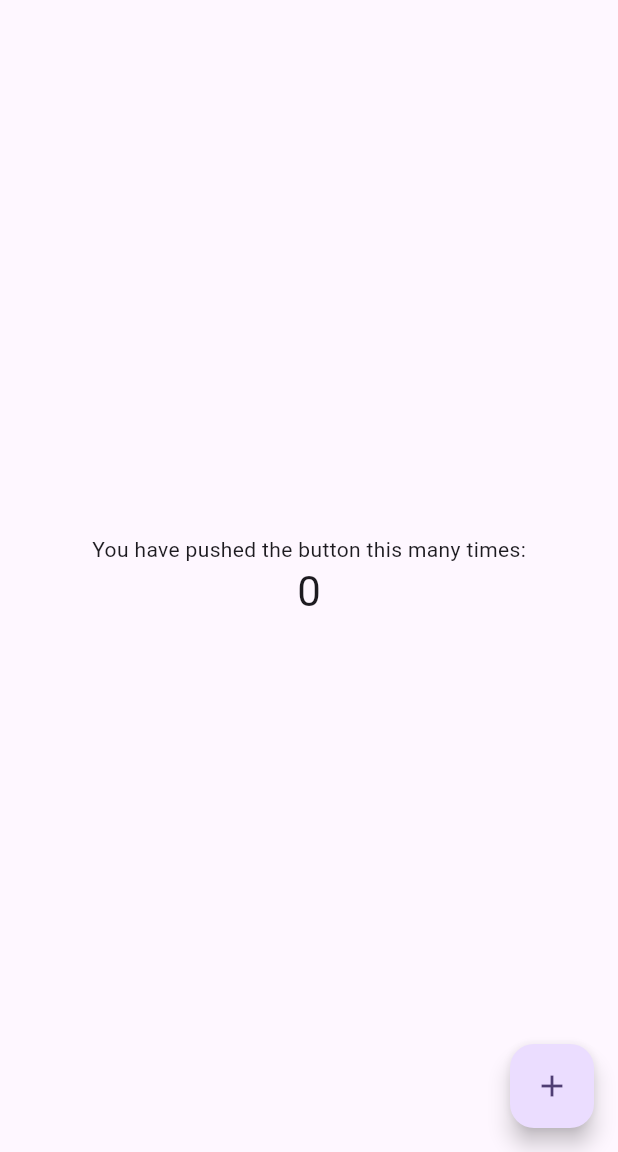
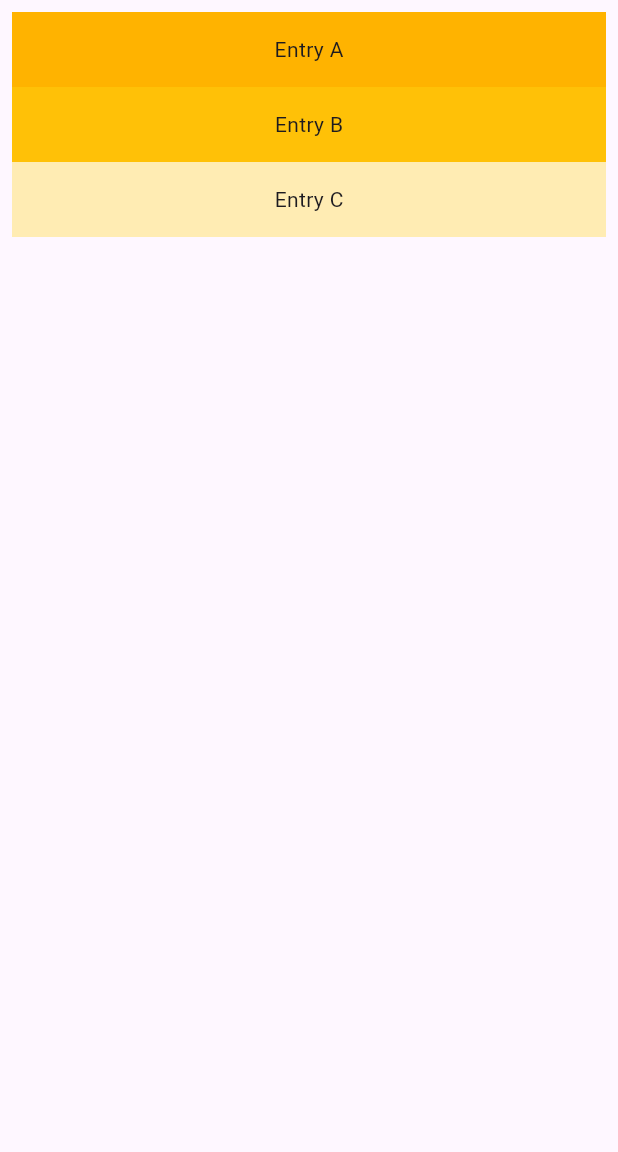
Before and after one commit to manelk/flutter_widgets, a Flutter app: the screen it shows after launch, on a phone screen of 412 x 824 dp, the part 84-1236 px from its top. Run offline on Flutter 3.47's test engine with Material 2 defaults, Android fonts, the phone set to English and light mode, and no system bars.

Commit message:
list view basic example

```diff
--- a/lib/main.dart
+++ b/lib/main.dart
@@ -32,43 +32,36 @@ class MyHomePage extends StatefulWidget {
 }
 
 class _MyHomePageState extends State<MyHomePage> {
-  int _counter = 0;
-
-  void _incrementCounter() {
-    setState(() {
-      _counter++;
-    });
-  }
-
   @override
   Widget build(BuildContext context) {
     /// Scaffold; high-level structure for a screen
     /// Provides AppBar and body property as used in this code
     return Scaffold(
-      appBar: AppBar(
-        backgroundColor: Theme.of(context).colorScheme.inversePrimary,
-        title: Text(widget.title),
-      ),
-      /// body: the primary content of the scaffold, here we used a container widget
-      body: Center(
-        child: Column(
-          mainAxisAlignment: MainAxisAlignment.center,
+        appBar: AppBar(
+          backgroundColor: Theme.of(context).colorScheme.inversePrimary,
+          title: Text(widget.title),
+        ),
+
+        /// body: the primary content of the scaffold, here we used a container widget
+        body: ListView(
+          padding: const EdgeInsets.all(8),
           children: <Widget>[
-            const Text(
-              'You have pushed the button this many times:',
+            Container(
+              height: 50,
+              color: Colors.amber[600],
+              child: const Center(child: Text('Entry A')),
             ),
-            Text(
-              '$_counter',
-              style: Theme.of(context).textTheme.headlineMedium,
+            Container(
+              height: 50,
+              color: Colors.amber[500],
+              child: const Center(child: Text('Entry B')),
+            ),
+            Container(
+              height: 50,
+              color: Colors.amber[100],
+              child: const Center(child: Text('Entry C')),
             ),
           ],
-        ),
-      ),
-      floatingActionButton: FloatingActionButton(
-        onPressed: _incrementCounter,
-        tooltip: 'Increment',
-        child: const Icon(Icons.add),
-      ), // This trailing comma makes auto-formatting nicer for build methods.
-    );
+        ));
   }
 }
```
